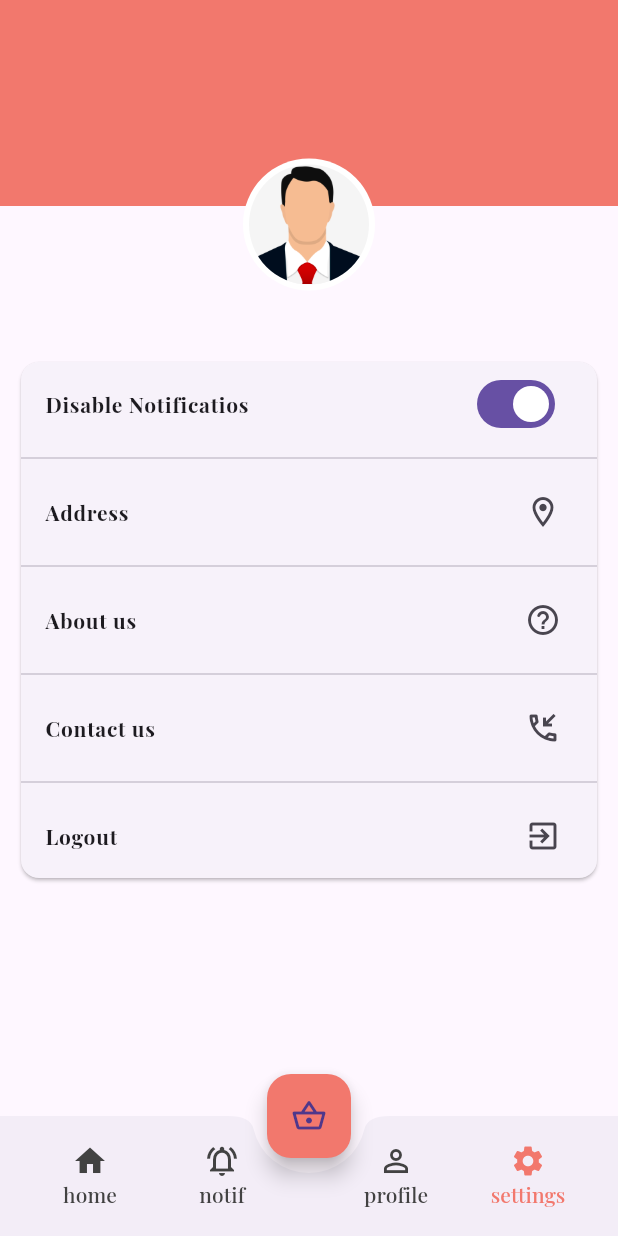
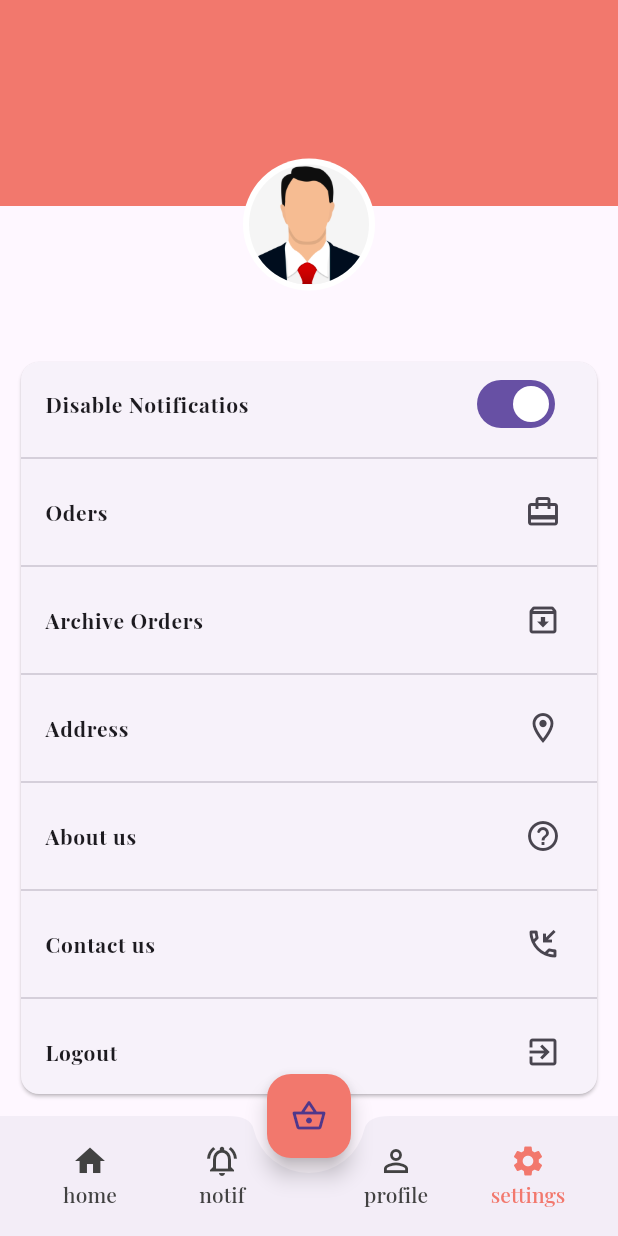
Before and after one commit to Assil28/K_mandi-, a Flutter app: the HomeScreen screen opened by its route, item 4 of the bottom bar chosen, on a phone screen of 412 x 824 dp. Run offline on Flutter 3.47's test engine with Material 3 defaults, Android fonts, the phone set to English and light mode, and no system bars; our stand-ins replace cached_network_image, dartz, firebase_core, firebase_messaging, flutter_otp_text_field, flutter_svg and 6 more; accounts and stored records are empty; project files that could hold a hidden picture were left out.

Commit message:
Orders Part

```diff
--- a/lib/core/constant/routes.dart
+++ b/lib/core/constant/routes.dart
@@ -30,4 +30,8 @@ class AppRoutes {
 
   //Checkout
   static const String checkout = "/checkout";
+
+  //Orders
+    static const String orderspending = "/orderspending";
+
 }
--- a/lib/core/localization/translation.dart
+++ b/lib/core/localization/translation.dart
@@ -94,9 +94,30 @@ class MyTranslation extends Translations {
           "88": "اختر نوع التسليم",
           "89": "توصيل",
           "90": "عنوان الشحن",
-          "91": "",
-          "92": "",
-          "93": "",
+          "91": "السلة فارغة",
+          "92": "خطأ",
+          "93": "نجاح",
+          "94": "تم تنفيذ الطلب بنجاح",
+          "95": "الرجاء اختيار طريقة الدفع",
+          "96": "الرجاء تحديد نوع الطلب",
+          "97": "الكوبون غير صحيح",
+          "98": "نوع الطلب :",
+          "99": "سعر الطلب :",
+          "100": "سعر التوصيل :",
+          "101": "طريقة الدفع :",
+          "102": "حالة الطلب :",
+          "103": "يمسح",
+          "104": "تفاصيل",
+          "105": "رقم الطلب :",
+          "106": "استلام",
+          "107": "في انتظار الموافقة",
+          "108": "جاري تحضير الطلب",
+          "109": "جاهز للاستلام من قبل رجل التوصيل",
+          "110": "في الطريق",
+          "111": "أرشيف",
+          "112": "",
+          "113": "",
+          "114": "",
         },
         "en": {
           "1": "Choose Language",
@@ -191,9 +212,30 @@ class MyTranslation extends Translations {
           "88": "Choose Delivery Type",
           "89": "Delivery",
           "90": "Shipping Address",
-          "91": "",
-          "92": "",
-          "93": "",
+          "91": "Empty Cart",
+          "92": "Error",
+          "93": "Success",
+          "94": "The order was successfully",
+          "95": "Please select a payment method",
+          "96": "Please select a order Type",
+          "97": "Coupon not valid",
+          "98": "Order Type :",
+          "99": "Order Price :",
+          "100": "Delivery Price : ",
+          "101": "Payment Method :",
+          "102": "Order Status : ",
+          "103": "Delete",
+          "104": "Details",
+          "105": "Order Number :",
+          "106": "Receive",
+          "107": "Pending Approval",
+          "108": "The Order is being Prepared ",
+          "109": "Ready To Picked up by Delivery man",
+          "110": "On The Way",
+          "111": "Archive",
+          "112": "",
+          "113": "",
+          "114": "",
         },
       };
 }
--- /dev/null
+++ b/lib/data/datasource/model/ordersmodel.dart
@@ -0,0 +1,84 @@
+class OrdersModel {
+  String? ordersId;
+  String? ordersUsersid;
+  String? ordersAddress;
+  String? ordersType;
+  String? ordersPricedelivery;
+  String? ordersPrice;
+  String? ordersTotalprice;
+  String? ordersCoupon;
+  String? ordersPaymentmethod;
+  String? ordersStatus;
+  String? ordersDatetime;
+  String? addressId;
+  String? addressUsersid;
+  String? addressName;
+  String? addressCity;
+  String? addressStreet;
+  String? addressLat;
+  String? addressLong;
+
+  OrdersModel(
+      {this.ordersId,
+      this.ordersUsersid,
+      this.ordersAddress,
+      this.ordersType,
+      this.ordersPricedelivery,
+      this.ordersPrice,
+      this.ordersTotalprice,
+      this.ordersCoupon,
+      this.ordersPaymentmethod,
+      this.ordersStatus,
+      this.ordersDatetime,
+      this.addressId,
+      this.addressUsersid,
+      this.addressName,
+      this.addressCity,
+      this.addressStreet,
+      this.addressLat,
+      this.addressLong});
+
+  OrdersModel.fromJson(Map<String, dynamic> json) {
+    ordersId = json['orders_id'];
+    ordersUsersid = json['orders_usersid'];
+    ordersAddress = json['orders_address'];
+    ordersType = json['orders_type'];
+    ordersPricedelivery = json['orders_pricedelivery'];
+    ordersPrice = json['orders_price'];
+    ordersTotalprice = json['orders_totalprice'];
+    ordersCoupon = json['orders_coupon'];
+    ordersPaymentmethod = json['orders_paymentmethod'];
+    ordersStatus = json['orders_status'];
+    ordersDatetime = json['orders_datetime'];
+    addressId = json['address_id'];
+    addressUsersid = json['address_usersid'];
+    addressName = json['address_name'];
+    addressCity = json['address_city'];
+    addressStreet = json['address_street'];
+    addressLat = json['address_lat'];
+    addressLong = json['address_long'];
+  }
+
+  Map<String, dynamic> toJson() {
+    final Map<String, dynamic> data = new Map<String, dynamic>();
+    data['orders_id'] = this.ordersId;
+    data['orders_usersid'] = this.ordersUsersid;
+    data['orders_address'] = this.ordersAddress;
+    data['orders_type'] = this.ordersType;
+    data['orders_pricedelivery'] = this.ordersPricedelivery;
+    data['orders_price'] = this.ordersPrice;
+    data['orders_totalprice'] = this.ordersTotalprice;
+    data['orders_coupon'] = this.ordersCoupon;
+    data['orders_paymentmethod'] = this.ordersPaymentmethod;
+    data['orders_status'] = this.ordersStatus;
+    data['orders_datetime'] = this.ordersDatetime;
+    data['address_id'] = this.addressId;
+    data['address_usersid'] = this.addressUsersid;
+    data['address_name'] = this.addressName;
+    data['address_city'] = this.addressCity;
+    data['address_street'] = this.addressStreet;
+    data['address_lat'] = this.addressLat;
+    data['address_long'] = this.addressLong;
+    return data;
+  }
+}
--- a/lib/linkapi.dart
+++ b/lib/linkapi.dart
@@ -1,6 +1,5 @@
 class LinkApi {
-
-    // ce file contient les APIs du backend
+  // ce file contient les APIs du backend
 
   static const String serveur = "http://localhost/ecommerce_Kmandi";
 
@@ -48,8 +47,7 @@ class LinkApi {
   static const String cartdelete = "$serveur/cart/delete.php";
   static const String cartgetcountitems = "$serveur/cart/cartgetcountitems.php";
 
-
-    // Adress Client
+  // Adress Client
 
   static const String addressView = "$serveur/address/view.php";
   static const String addressAdd = "$serveur/address/add.php";
@@ -57,9 +55,15 @@ class LinkApi {
   static const String addressDelete = "$serveur/address/delete.php";
 
   //Coupon
-    static const String checkcoupon  = "$serveur/coupon/checkcoupon.php";
+  static const String checkcoupon = "$serveur/coupon/checkcoupon.php";
 
+  // Checkout
+  static const String checkout = "$serveur/orders/checkout.php";
 
-
-
+  static const String pendingorders =
+      "$serveur/orders/pending.php"; //mes commandes en cours
+  static const String ordersarchive =
+      "$serveur/orders/archive.php"; // les commandes l c'est bon weslouni
+  static const String ordersdetails = "$serveur/orders/details.php";
+  static const String ordersdelete = "$serveur/orders/delete.php";
 }
--- a/lib/routes.dart
+++ b/lib/routes.dart
@@ -68,6 +68,9 @@ List<GetPage<dynamic>>? routes = [
    //CheckOut
       GetPage(name: AppRoutes.checkout, page: () => const Checkout()),
 
+      //Orders
+      GetPage(name: AppRoutes.orderspending, page: () => const OrdersPending()),
+
 ];
 
 
--- a/lib/view/screen/settings.dart
+++ b/lib/view/screen/settings.dart
@@ -51,6 +51,22 @@ class SettingsScreen extends StatelessWidget {
                   Switch(onChanged: (val) {}, value: true),
                   title: Text("Disable Notificatios"),
                 ),
+                 const Divider(),
+                ListTile(
+                  onTap: () {
+                    Get.toNamed(AppRoutes.orderspending);
+                  },
+                  title: Text("Oders"),
+                  trailing: Icon(Icons.card_travel),
+                ),
+                const Divider(),
+                ListTile(
+                  onTap: () {
+                    Get.toNamed(AppRoutes.addressview);
+                  },
+                  trailing: Icon(Icons.archive_outlined),
+                  title: Text("Archive Orders"),
+                ),
                 const Divider(),
                 ListTile(
                   onTap: () {
--- a/lib/view/widget/cart/custom_bottom_navgationbar_cart.dart
+++ b/lib/view/widget/cart/custom_bottom_navgationbar_cart.dart
@@ -2,11 +2,10 @@ import 'package:flutter/material.dart';
 import 'package:get/get.dart';
 import 'package:k_mandi/controller/cart_controller.dart';
 import 'package:k_mandi/core/constant/color.dart';
-import 'package:k_mandi/core/constant/routes.dart';
 import 'package:k_mandi/view/widget/cart/buttoncart.dart';
 import 'package:k_mandi/view/widget/cart/custombottomcoupon.dart';
 
-class BottomNavgationBarCart extends StatelessWidget {
+class BottomNavgationBarCart extends GetView<CartControllerImp> {
   final String price;
   final String discount;
   final String shipping;
@@ -145,7 +144,7 @@ class BottomNavgationBarCart extends StatelessWidget {
             CustomButtonCart(
               textbutton: "71".tr,
               onPressed: () {
-                Get.toNamed(AppRoutes.checkout);
+                controller.goToPageCheckout();
               },
             )
           ],
```
Also changed, not shown: lib/controller/cart_controller.dart (+17 -0 lines), lib/controller/checkout_controller.dart (+57 -2 lines), lib/controller/orders/pending_controller.dart (added, +107 -0 lines), lib/data/datasource/remote/checkout_data.dart (added, +13 -0 lines), lib/data/datasource/remote/orders/pending_data.dart (added, +13 -0 lines), lib/view/screen/checkout.dart (+16 -14 lines), lib/view/screen/orders/pending.dart (added, +28 -0 lines), lib/view/widget/orders/orderslistcard.dart (added, +79 -0 lines), lib/view/screen/orders/archive.dart (added).
